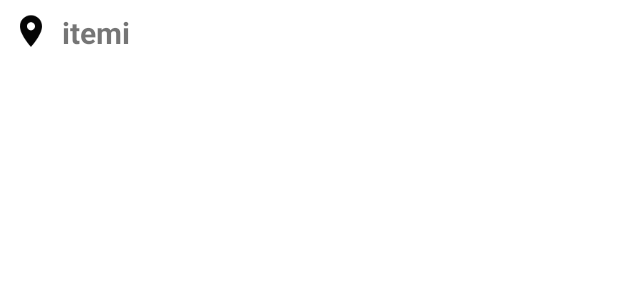
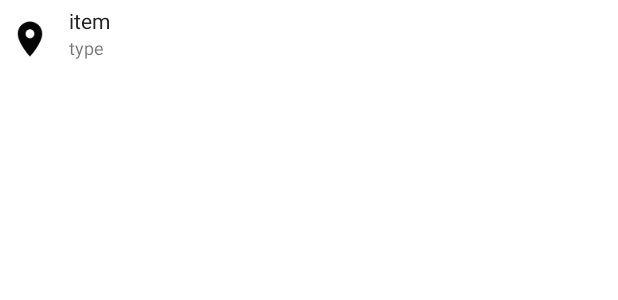
Before and after one commit to nskola/Kartta, an Android app: the layout record_list_item.xml on its own in the app's theme, with its tools: preview values and no code run, on a phone screen of 412 x 824 dp. Shown: the top 300 px of the screen. Run offline under Robolectric (Android 15) with nearby library versions, the phone set to English and light mode, and no system bars.

Commit message:
rearrange list item view

```diff
--- a/app/src/main/java/fi/neskola/kartta/ui/views/RecordListRecyclerViewAdapter.java
+++ b/app/src/main/java/fi/neskola/kartta/ui/views/RecordListRecyclerViewAdapter.java
@@ -38,6 +38,14 @@ public class RecordListRecyclerViewAdapter extends RecyclerView.Adapter<Recycler
         IRecord record = records.get(position);
         RecyclerViewViewHolder viewHolder= (RecyclerViewViewHolder) holder;
         viewHolder.txtView_title.setText(record.getName());
+        switch (record.getType()) {
+            case TARGET:
+                viewHolder.txtView_type.setText("Target");
+            case ROUTE:
+            case AREA:
+                break;
+        }
+
     }
 
     @Override
@@ -48,9 +56,11 @@ public class RecordListRecyclerViewAdapter extends RecyclerView.Adapter<Recycler
     static class RecyclerViewViewHolder extends RecyclerView.ViewHolder {
         ImageView imgView_icon;
         TextView txtView_title;
+        TextView txtView_type;
 
         public RecyclerViewViewHolder(@NonNull View itemView) {
             super(itemView);
+            txtView_type = itemView.findViewById(R.id.txtView_type);
             imgView_icon = itemView.findViewById(R.id.imgView_icon);
             txtView_title = itemView.findViewById(R.id.txtView_title);
         }
--- a/app/src/main/res/layout/record_list_item.xml
+++ b/app/src/main/res/layout/record_list_item.xml
@@ -1,23 +1,42 @@
 <?xml version="1.0" encoding="utf-8"?>
 <LinearLayout xmlns:android="http://schemas.android.com/apk/res/android"
     android:layout_width="match_parent"
-    android:layout_height="wrap_content"
+    android:layout_height="54dp"
+    xmlns:tools="http://schemas.android.com/tools"
     android:orientation="horizontal">
 
     <ImageView
         android:id="@+id/imgView_icon"
-        android:layout_width="25dp"
-        android:layout_height="25dp"
-        android:layout_margin="8dp"
+        android:layout_width="28dp"
+        android:layout_height="28dp"
+        android:layout_marginTop="12dp"
+        android:layout_marginLeft="6dp"
+        android:layout_marginStart="6dp"
         android:src="@drawable/ic_location_24" />
 
-    <TextView
-        android:id="@+id/txtView_title"
+    <LinearLayout
         android:layout_width="wrap_content"
-        android:layout_height="wrap_content"
-        android:layout_marginTop="8dp"
-        android:textSize="20sp"
-        android:textStyle="bold"
-        android:text="itemi"/>
+        android:layout_height="match_parent"
+        android:layout_marginLeft="12dp"
+        android:layout_marginStart="12dp"
+        android:orientation="vertical">
+
+        <TextView
+            android:id="@+id/txtView_title"
+            android:layout_width="wrap_content"
+            android:layout_height="wrap_content"
+            android:layout_marginTop="4dp"
+            tools:text="item"
+            android:textColor="@color/colorPrimaryDark"
+            android:textSize="14sp"/>
+
+        <TextView
+            android:id="@+id/txtView_type"
+            android:layout_width="wrap_content"
+            android:layout_height="wrap_content"
+            tools:text="type"
+            android:textSize="12sp"/>
+
+    </LinearLayout>
 
 </LinearLayout>
```
